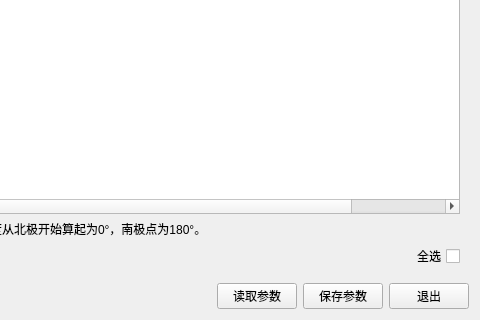
The window that detsettingwindow.ui (MrXiaomao/HXR_Detector) describes before a commit, drawn with Qt 5; both pictures show x 342 to 822 and y 767 to 1087 of the 822 by 1087 pixel window.
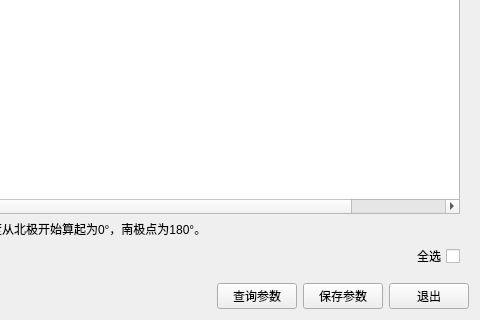
The same window after the commit.

What changed in the file:
```diff
--- a/detsettingwindow.ui
+++ b/detsettingwindow.ui
@@ -522,7 +522,7 @@
       <item>
        <widget class="QPushButton" name="pushButton_read">
         <property name="text">
-         <string>读取参数</string>
+         <string>查询参数</string>
         </property>
        </widget>
       </item>
```
Left out of the diff: 4 changed lines with no effect on the pictures.
